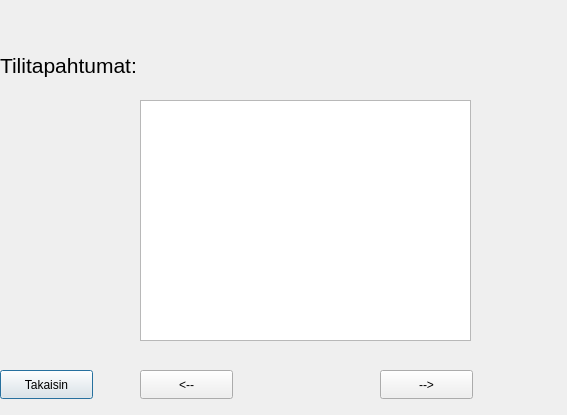
The window that bank-automat/tilitapahtumatwindow.ui (Kealerator/bank_atm_group3) describes before a commit, drawn with Qt 5.
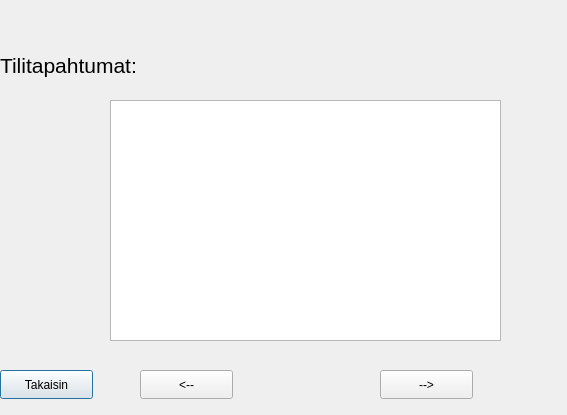
The same window after the commit.

The edit to the form file:
```diff
--- a/bank-automat/tilitapahtumatwindow.ui
+++ b/bank-automat/tilitapahtumatwindow.ui
@@ -34,9 +34,9 @@
   <widget class="QTableView" name="tilitapahtumatTable">
    <property name="geometry">
     <rect>
-     <x>140</x>
+     <x>110</x>
      <y>100</y>
-     <width>331</width>
+     <width>391</width>
      <height>241</height>
     </rect>
    </property>
```
